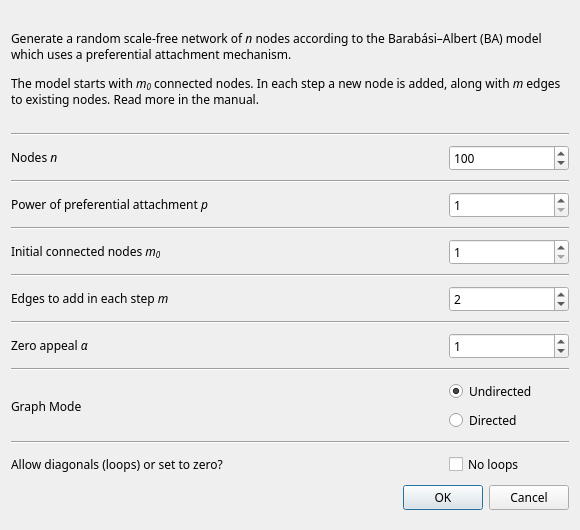
Before: the Qt Designer form src/forms/randscalefreedialog.ui in socnetv/app, drawn with Qt 5.
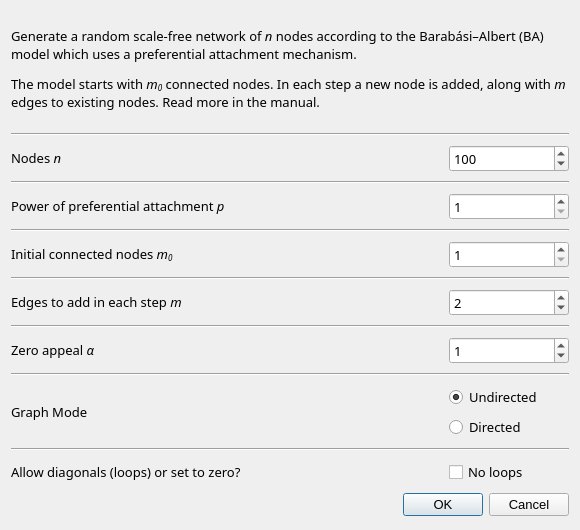
After: the same form once the commit is applied.

Commit message: even more dialog font fixes 3

Patch:
```diff
--- a/src/forms/randscalefreedialog.ui
+++ b/src/forms/randscalefreedialog.ui
@@ -30,7 +30,7 @@
   </property>
   <property name="font">
    <font>
-    <family>Sans Serif</family>
+    <pointsize>10</pointsize>
    </font>
   </property>
   <property name="windowTitle">
@@ -588,7 +588,7 @@
     <widget class="QDialogButtonBox" name="buttonBox">
      <property name="font">
       <font>
-       <pointsize>9</pointsize>
+       <pointsize>10</pointsize>
       </font>
      </property>
      <property name="orientation">
```
The commit also changes 2 other files.
